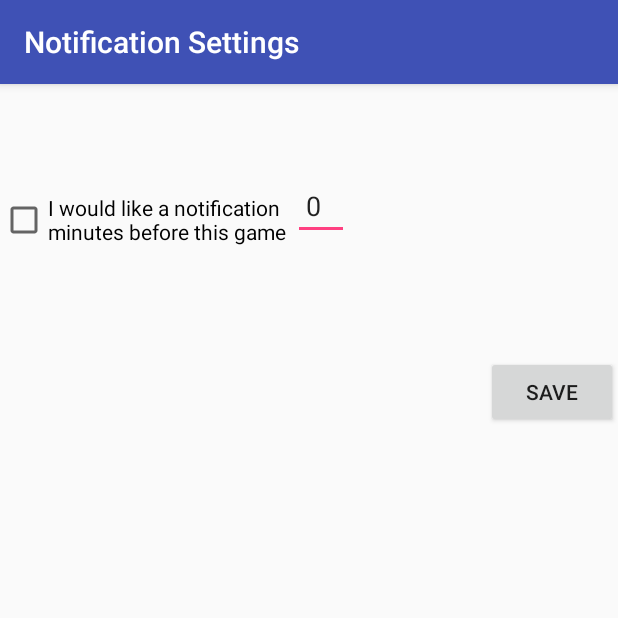
After one commit to rex1100/COMP4020, an Android app: the gameNotification screen opened directly, with no data from a screen before it, on a phone screen of 412 x 824 dp, the top half of it. The commit adds this screen. Run offline under Robolectric (Android 15) with nearby library versions, the phone set to English and light mode, and no system bars.

Commit message:
added basic notification options into the single match view. no logic is there yet

```diff
--- a/testApp1/app/src/main/AndroidManifest.xml
+++ b/testApp1/app/src/main/AndroidManifest.xml
@@ -40,6 +40,10 @@
             android:name="test.eSportsApp.HotsScheduler"
             android:label="@string/hotsScheduler_page_tilte"
             android:theme="@style/AppTheme"></activity>
+        <activity
+            android:name="test.eSportsApp.gameNotification"
+            android:label="@string/game_notification_page_title"
+            android:theme="@style/AppTheme"></activity>
     </application>
 
 </manifest>
--- /dev/null
+++ b/testApp1/app/src/main/java/test/eSportsApp/gameNotification.java
@@ -0,0 +1,24 @@
+package test.eSportsApp;
+
+import android.content.Intent;
+import android.os.Bundle;
+import android.support.v7.app.AppCompatActivity;
+import android.view.View;
+
+import test.testapp1.R;
+
+
+public class gameNotification extends AppCompatActivity {
+    @Override
+    protected void onCreate(Bundle savedInstanceState) {
+        super.onCreate(savedInstanceState);
+        setContentView(R.layout.activity_game_notifications);
+    }
+
+    public void saveNotification(View view)
+    {
+        // do the saving here
+        Intent intent = new Intent(this, lolScheduler.class);
+        startActivity(intent);
+    }
+}
--- /dev/null
+++ b/testApp1/app/src/main/res/layout/activity_game_notifications.xml
@@ -0,0 +1,34 @@
+<?xml version="1.0" encoding="utf-8"?>
+<GridLayout xmlns:android="http://schemas.android.com/apk/res/android"
+    android:layout_width="match_parent" android:layout_height="match_parent"
+    android:scrollIndicators="top|bottom">
+
+    <CheckBox
+        android:layout_width="195dp"
+        android:layout_height="181dp"
+        android:text="I would like a notification minutes before this game"
+        android:id="@+id/checkBox"
+        android:layout_row="0"
+        android:layout_column="0"
+        android:checked="false" />
+
+    <EditText
+        android:layout_width="37dp"
+        android:layout_height="wrap_content"
+        android:inputType="number"
+        android:ems="10"
+        android:id="@+id/editText"
+        android:layout_row="0"
+        android:layout_column="1"
+        android:text=" 0" />
+
+    <Button
+        android:layout_width="wrap_content"
+        android:layout_height="wrap_content"
+        android:text="Save"
+        android:id="@+id/button5"
+        android:layout_row="1"
+        android:layout_column="8"
+        android:onClick="saveNotification" />
+
+</GridLayout>
--- a/testApp1/app/src/main/res/values/strings.xml
+++ b/testApp1/app/src/main/res/values/strings.xml
@@ -11,6 +11,7 @@
     <string name="dotaScheduler_page_tilte">DOTA2 Game Schedule</string>
     <string name="hsScheduler_page_tilte">Hearthstone Game Schedule </string>
     <string name="hotsScheduler_page_tilte">Hero Of The Storm Game Schedule</string>
+    <string name="game_notification_page_title">Notification Settings</string>
     <string-array name="lolSchedule">
         <item>2:00 PM TSM vs Team Impulse</item>
         <item>3:00 PM Immortals vs NRG Esports</item>
```
Also changed, not shown: testApp1/app/src/main/java/test/eSportsApp/lolScheduler.java (+8 -4 lines), testApp1/app/src/main/res/layout/activity_league_notifications.xml (added, +21 -0 lines), testApp1/app/src/main/res/layout/activity_team_notifications.xml (added, +21 -0 lines).
